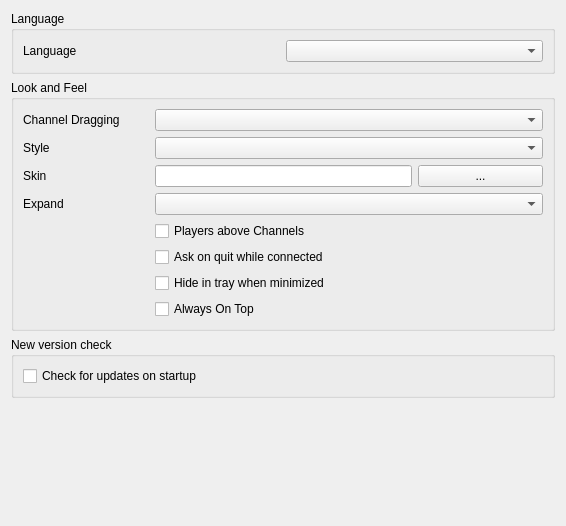
Qt form src/mumble/LookConfig.ui (mumble-voip/mumble) before a commit.
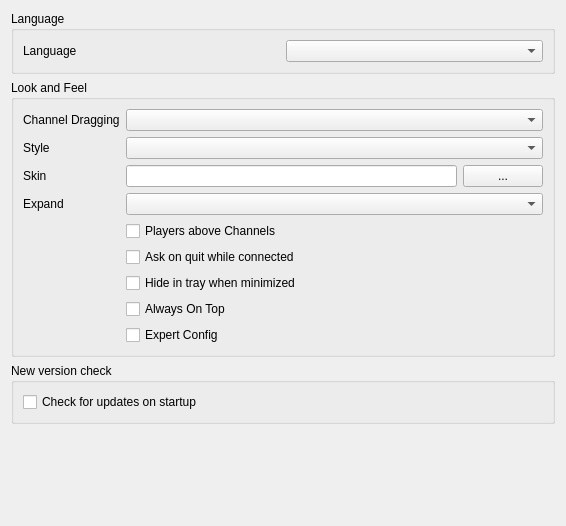
The same form after that commit.

Commit message: Tab-based config widget.

Diff of the .ui file:
```diff
--- a/src/mumble/LookConfig.ui
+++ b/src/mumble/LookConfig.ui
@@ -12,7 +12,7 @@
   <property name="windowTitle" >
    <string>Form</string>
   </property>
-  <layout class="QVBoxLayout" >
+  <layout class="QVBoxLayout" name="verticalLayout" >
    <item>
     <widget class="QGroupBox" name="groupBox" >
      <property name="title" >
@@ -47,7 +47,24 @@
      <property name="title" >
       <string>Look and Feel</string>
      </property>
-     <layout class="QGridLayout" >
+     <layout class="QGridLayout" name="gridLayout" >
+      <item row="0" column="0" >
+       <widget class="QLabel" name="qliChannelDrag" >
+        <property name="text" >
+         <string>Channel Dragging</string>
+        </property>
+       </widget>
+      </item>
+      <item row="0" column="1" colspan="2" >
+       <widget class="QComboBox" name="qcbChannelDrag" >
+        <property name="toolTip" >
+         <string>This changes the behaviour when moving channels.</string>
+        </property>
+        <property name="whatsThis" >
+         <string>This sets the behaviour of channel drags, it can be used to prevent accidental dragging. &lt;i>Move Channel&lt;/i> moves the channel without prompting. &lt;i>Do Nothing&lt;/i> does nothing and prints an error message. &lt;i>Ask&lt;/i> uses a message box to confirm if you really wanted to move the channel.</string>
+        </property>
+       </widget>
+      </item>
       <item row="1" column="0" >
        <widget class="QLabel" name="qliStyle" >
         <property name="text" >
@@ -55,7 +72,7 @@
         </property>
        </widget>
       </item>
-      <item row="1" column="1" colspan="3" >
+      <item row="1" column="1" colspan="2" >
        <widget class="QComboBox" name="qcbStyle" >
         <property name="toolTip" >
          <string>Basic widget style</string>
@@ -65,14 +82,14 @@
         </property>
        </widget>
       </item>
-      <item row="5" column="0" >
+      <item row="2" column="0" >
        <widget class="QLabel" name="label_3" >
         <property name="text" >
          <string>Skin</string>
         </property>
        </widget>
       </item>
-      <item row="5" column="1" colspan="2" >
+      <item row="2" column="1" >
        <widget class="QLineEdit" name="qleCSS" >
         <property name="toolTip" >
          <string>Skin file to use</string>
@@ -82,21 +99,21 @@
         </property>
        </widget>
       </item>
-      <item row="5" column="3" >
+      <item row="2" column="2" >
        <widget class="QPushButton" name="qpbSkinFile" >
         <property name="text" >
          <string>...</string>
         </property>
        </widget>
       </item>
-      <item row="6" column="0" >
+      <item row="3" column="0" >
        <widget class="QLabel" name="qliExpand" >
         <property name="text" >
          <string>Expand</string>
         </property>
        </widget>
       </item>
-      <item row="6" column="1" colspan="3" >
+      <item row="3" column="1" colspan="2" >
        <widget class="QComboBox" name="qcbExpand" >
         <property name="toolTip" >
          <string>When to automatically expand channels</string>
@@ -106,7 +123,7 @@
         </property>
        </widget>
       </item>
-      <item row="7" column="1" colspan="3" >
+      <item row="4" column="1" colspan="2" >
        <widget class="QCheckBox" name="qcbPlayersTop" >
         <property name="toolTip" >
          <string>List players above subchannels (requires restart).</string>
@@ -119,24 +136,7 @@
         </property>
        </widget>
       </item>
-      <item row="0" column="0" >
-       <widget class="QLabel" name="qliChannelDrag" >
-        <property name="text" >
-         <string>Channel Dragging</string>
-        </property>
-       </widget>
-      </item>
-      <item row="0" column="1" colspan="3" >
-       <widget class="QComboBox" name="qcbChannelDrag" >
-        <property name="toolTip" >
-         <string>This changes the behaviour when moving channels.</string>
-        </property>
-        <property name="whatsThis" >
-         <string>This sets the behaviour of channel drags, it can be used to prevent accidental dragging. &lt;i>Move Channel&lt;/i> moves the channel without prompting. &lt;i>Do Nothing&lt;/i> does nothing and prints an error message. &lt;i>Ask&lt;/i> uses a message box to confirm if you really wanted to move the channel.</string>
-        </property>
-       </widget>
-      </item>
-      <item row="8" column="1" colspan="3" >
+      <item row="5" column="1" colspan="2" >
        <widget class="QCheckBox" name="qcbAskOnQuit" >
         <property name="toolTip" >
          <string>Ask whether to close or minimize when quitting Mumble.</string>
@@ -149,20 +149,7 @@
         </property>
        </widget>
       </item>
-      <item row="10" column="1" colspan="3" >
-       <widget class="QCheckBox" name="qcbAlwaysOnTop" >
-        <property name="toolTip" >
-         <string>Make the Mumble window appear on top of other windows.</string>
-        </property>
-        <property name="whatsThis" >
-         <string>&lt;b>This makes the Mumble window a topmost window.&lt;/b></string>
-        </property>
-        <property name="text" >
-         <string>Always On Top</string>
-        </property>
-       </widget>
-      </item>
-      <item row="9" column="1" colspan="3" >
+      <item row="6" column="1" colspan="2" >
        <widget class="QCheckBox" name="qcbHideTray" >
         <property name="toolTip" >
          <string>Hide the main Mumble window in the tray when it is minimized.</string>
@@ -175,6 +162,32 @@
         </property>
        </widget>
       </item>
+      <item row="7" column="1" colspan="2" >
+       <widget class="QCheckBox" name="qcbAlwaysOnTop" >
+        <property name="toolTip" >
+         <string>Make the Mumble window appear on top of other windows.</string>
+        </property>
+        <property name="whatsThis" >
+         <string>&lt;b>This makes the Mumble window a topmost window.&lt;/b></string>
+        </property>
+        <property name="text" >
+         <string>Always On Top</string>
+        </property>
+       </widget>
+      </item>
+      <item row="8" column="1" colspan="2" >
+       <widget class="QCheckBox" name="qcbExpert" >
+        <property name="toolTip" >
+         <string>Show all configuration items</string>
+        </property>
+        <property name="whatsThis" >
+         <string>&lt;b>This will show all configuration items.&lt;/b>&lt;br />Mumble contains a lot of configuration items that most users won't need to change. Checking this will show all configurable items.</string>
+        </property>
+        <property name="text" >
+         <string>Expert Config</string>
+        </property>
+       </widget>
+      </item>
      </layout>
     </widget>
    </item>
```
The commit also changes 5 other files.
